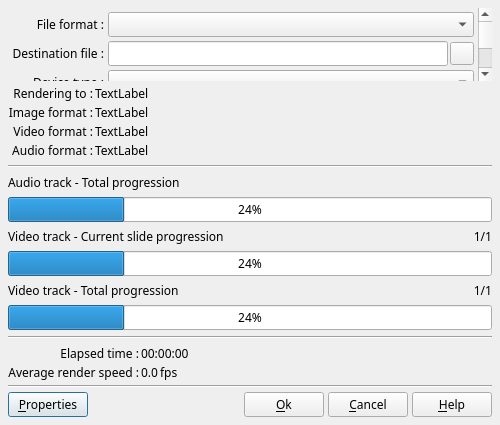
Old version of the form src/ffDiaporama/DlgRenderVideo/DlgRenderVideo.ui in the repository boenki/ffdiaporama.
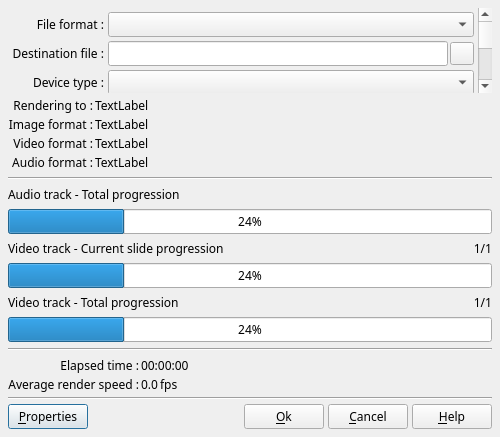
New version of the form. Icons and pictures are not drawn.

Commit message: French version / Correction de bug : -Corrige le bug de détermination audio/video des fichiers .mp4 lors du drag & drop -Rend l'interface compatible avec l'option "Text Scalling" des thèmes Linux -Corrige les bugs d'inscription des chapitres dans les vidéos avec les nouvelles versions d'avconv

Diff of the .ui file:
```diff
--- a/src/ffDiaporama/DlgRenderVideo/DlgRenderVideo.ui
+++ b/src/ffDiaporama/DlgRenderVideo/DlgRenderVideo.ui
@@ -7,7 +7,7 @@
     <x>0</x>
     <y>0</y>
     <width>500</width>
-    <height>425</height>
+    <height>437</height>
    </rect>
   </property>
   <property name="minimumSize">
@@ -45,7 +45,7 @@
        <rect>
         <x>0</x>
         <y>0</y>
-        <width>467</width>
+        <width>468</width>
         <height>367</height>
        </rect>
       </property>
@@ -605,7 +605,7 @@
         <item row="0" column="1">
          <widget class="QLabel" name="InformationLabel1">
           <property name="sizePolicy">
-           <sizepolicy hsizetype="MinimumExpanding" vsizetype="Preferred">
+           <sizepolicy hsizetype="Expanding" vsizetype="Preferred">
             <horstretch>0</horstretch>
             <verstretch>0</verstretch>
            </sizepolicy>
@@ -624,7 +624,7 @@
         <item row="1" column="1">
          <widget class="QLabel" name="InformationLabel2">
           <property name="sizePolicy">
-           <sizepolicy hsizetype="MinimumExpanding" vsizetype="Preferred">
+           <sizepolicy hsizetype="Expanding" vsizetype="Preferred">
             <horstretch>0</horstretch>
             <verstretch>0</verstretch>
            </sizepolicy>
@@ -643,7 +643,7 @@
         <item row="2" column="1">
          <widget class="QLabel" name="InformationLabel3">
           <property name="sizePolicy">
-           <sizepolicy hsizetype="MinimumExpanding" vsizetype="Preferred">
+           <sizepolicy hsizetype="Expanding" vsizetype="Preferred">
             <horstretch>0</horstretch>
             <verstretch>0</verstretch>
            </sizepolicy>
@@ -662,7 +662,7 @@
         <item row="3" column="1">
          <widget class="QLabel" name="InformationLabel4">
           <property name="sizePolicy">
-           <sizepolicy hsizetype="MinimumExpanding" vsizetype="Preferred">
+           <sizepolicy hsizetype="Expanding" vsizetype="Preferred">
             <horstretch>0</horstretch>
             <verstretch>0</verstretch>
            </sizepolicy>
@@ -724,12 +724,6 @@
         </property>
         <item>
          <widget class="QLabel" name="label_8">
-          <property name="sizePolicy">
-           <sizepolicy hsizetype="Preferred" vsizetype="Preferred">
-            <horstretch>0</horstretch>
-            <verstretch>0</verstretch>
-           </sizepolicy>
-          </property>
           <property name="text">
            <string>Video track - Current slide progression</string>
           </property>
@@ -785,12 +779,6 @@
         </property>
         <item>
          <widget class="QLabel" name="label_9">
-          <property name="sizePolicy">
-           <sizepolicy hsizetype="Preferred" vsizetype="Preferred">
-            <horstretch>0</horstretch>
-            <verstretch>0</verstretch>
-           </sizepolicy>
-          </property>
           <property name="text">
            <string>Video track - Total progression</string>
           </property>
```
Left out of the diff: 34 changed lines with no effect on the pictures. The commit also changes 47 other files.
